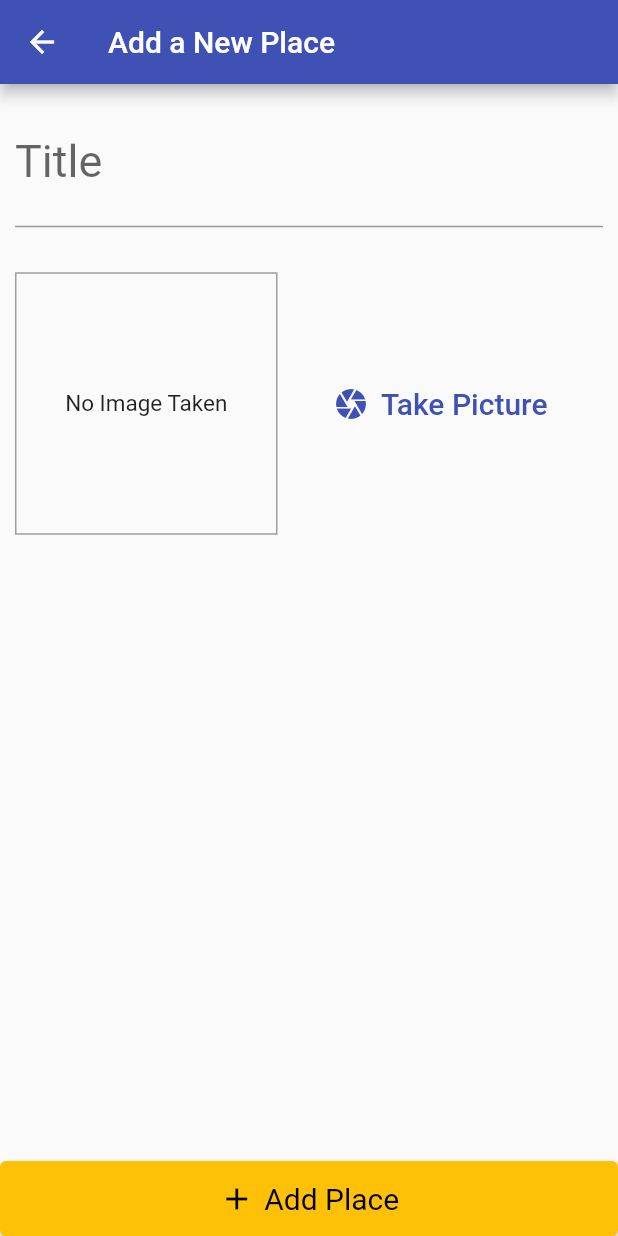
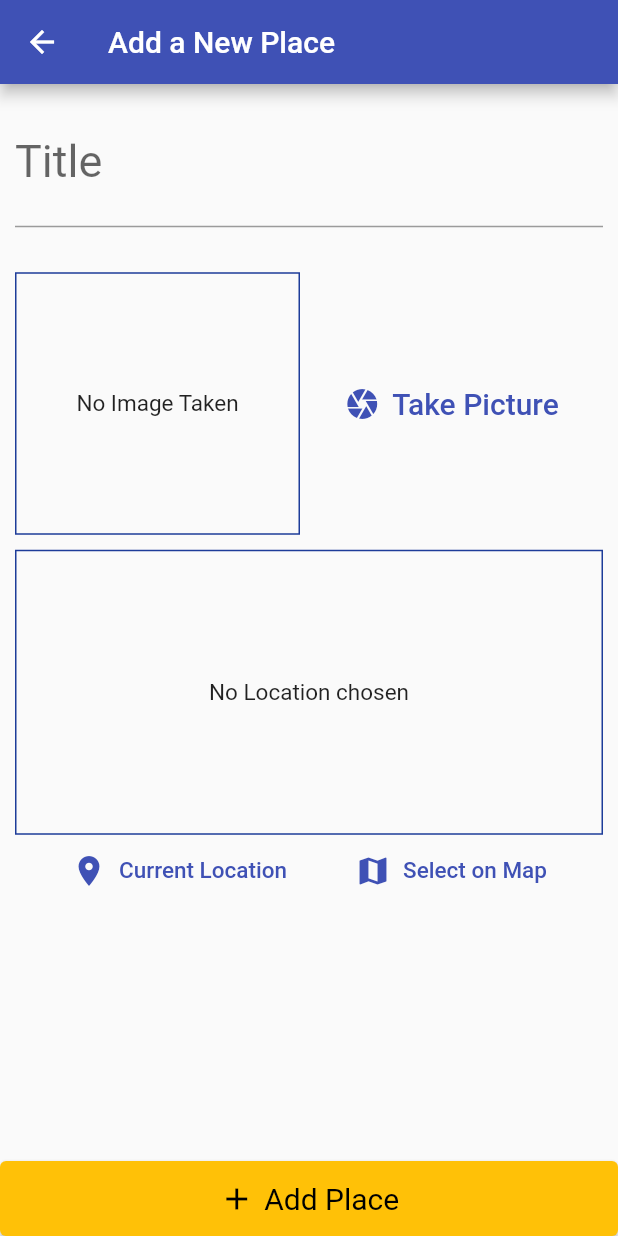
Before and after one commit to STORMPEGASUS/PLACE-APP, a Flutter app: the screen it shows after launch, after a tap on the "add" icon, on a phone screen of 412 x 824 dp. Run offline on Flutter 3.47's test engine with Material 2 defaults, Android fonts, the phone set to English and light mode, and no system bars; our stand-ins replace image_picker, location, sqflite; accounts and stored records are empty.

Commit message:
message box changed

```diff
--- /dev/null
+++ b/lib/HELPERS/db_helper.dart
@@ -0,0 +1,30 @@
+import 'package:sqflite/sqflite.dart' as sql;
+import 'package:path/path.dart' as path;
+import 'package:sqflite/sqflite.dart';
+
+class DBHelper {
+  static Future<Database> database() async {
+    final dbPath = await sql.getDatabasesPath();
+    return sql.openDatabase(path.join(dbPath, 'places.db'),
+        onCreate: (db, version) {
+      return db.execute(
+          'CREATE TABLE PLACES_DB (ID TEXT PRIMARY KEY,TITLE TEXT,IMAGE TEXT)');
+    }, version: 1);
+  }
+
+  //function to store the data into the database
+  static Future<void> insert(String table, Map<String, Object> data) async {
+    final db = await DBHelper.database();
+    db.insert(
+      table,
+      data,
+      conflictAlgorithm: ConflictAlgorithm.replace,
+    );
+  }
+
+  //function to fetch data from the database
+  static Future<List<Map<String,dynamic>>> getData(String table) async {
+    final db = await DBHelper.database();
+    return db.query(table);
+  }
+}
--- /dev/null
+++ b/lib/HELPERS/location_helper.dart
@@ -0,0 +1,8 @@
+const GOOGLE_API_KEY = 'AIzaSyB8hAnUvkLuzUnwN1zxHY5MAwfxzc8qDoY';
+
+class LocationHelper {
+  static String generatedLocationPreviewImage(
+      {double latitude, double longitude}) {
+    return 'https://maps.googleapis.com/maps/api/staticmap?center=$latitude,$longitude&zoom=13&size=600x300&maptype=roadmap&markers=color:red%7Clabel:C%7C$latitude,$longitude&key=$GOOGLE_API_KEY';
+  }
+}
--- a/lib/PROVIDER/great_paces.dart
+++ b/lib/PROVIDER/great_paces.dart
@@ -1,6 +1,7 @@
 import 'dart:io';
 import 'package:flutter/material.dart';
 import 'package:flutter/foundation.dart';
+import 'package:flutter_complete_guide/HELPERS/db_helper.dart';
 import 'package:flutter_complete_guide/MODELS/places.dart';
 
 class GreatPlaces with ChangeNotifier {
@@ -20,5 +21,22 @@ class GreatPlaces with ChangeNotifier {
 
     _items.add(newplace);
     notifyListeners();
+    DBHelper.insert('PLACES_DB', {
+      'ID': newplace.id,
+      'TITLE': newplace.title,
+      'IMAGE': newplace.image.path,
+    });
+  }
+
+  Future<void> fetchAndSetplaces() async {
+    final dataList = await DBHelper.getData('PLACES_DB');
+    _items = dataList
+        .map((item) => Place(
+            id: item['ID'],
+            title: item['TITLE'],
+            location: null,
+            image: File(item['IMAGE'])))
+        .toList();
+    notifyListeners();
   }
 }
--- a/lib/SCREENS/add_places.dart
+++ b/lib/SCREENS/add_places.dart
@@ -3,6 +3,7 @@ import 'dart:io';
 import 'package:flutter/material.dart';
 import 'package:flutter_complete_guide/PROVIDER/great_paces.dart';
 import 'package:flutter_complete_guide/WIDGET/add_image.dart';
+import 'package:flutter_complete_guide/WIDGET/location_input.dart';
 import 'package:provider/provider.dart';
 
 class AddPlaceScreen extends StatefulWidget {
@@ -34,7 +35,7 @@ class _AddPlaceScreenState extends State<AddPlaceScreen> {
                   ),
                 ),
                 content: Text(
-                  'Andha hai kya LAUDE thik se daal.',
+                  'Kindly fill the form correctly.',
                   style: TextStyle(fontWeight: FontWeight.bold),
                 ),
                 actions: <Widget>[
@@ -42,7 +43,7 @@ class _AddPlaceScreenState extends State<AddPlaceScreen> {
                       onPressed: () {
                         Navigator.pop(context);
                       },
-                      child: Text('Thik Chacha'))
+                      child: Text('Okay'))
                 ],
               ),
             );
@@ -50,7 +51,7 @@ class _AddPlaceScreenState extends State<AddPlaceScreen> {
       return;
     }
 
-    Provider.of<GreatPlaces >(context,listen: false)
+    Provider.of<GreatPlaces>(context, listen: false)
         .addPlace(_titlecontroller.text, _pickedImage);
     Navigator.of(context).pop();
   }
@@ -71,16 +72,13 @@ class _AddPlaceScreenState extends State<AddPlaceScreen> {
                 child: Column(
                   children: <Widget>[
                     TextField(
-                      decoration: InputDecoration(
-                        labelText: 'Title',
-                      ),
-                      style: TextStyle(fontSize: 30),
-                      controller: _titlecontroller,
-                    ),
-                    SizedBox(
-                      height: 30,
-                    ),
+                        decoration: InputDecoration(labelText: 'Title'),
+                        style: TextStyle(fontSize: 30),
+                        controller: _titlecontroller),
+                    SizedBox(height: 30),
                     ImageInput(_selectImage),
+                    SizedBox(height: 10),
+                    LocationInput(),
                   ],
                 ),
               ),
--- a/lib/SCREENS/places_list.dart
+++ b/lib/SCREENS/places_list.dart
@@ -19,7 +19,15 @@ class PlaceslistScreen extends StatelessWidget {
               icon: Icon(Icons.add)),
         ],
       ),
-      body: Consumer<GreatPlaces>(
+      body: FutureBuilder(
+        future: Provider.of<GreatPlaces>(context, listen: false)
+            .fetchAndSetplaces(),
+        builder: (context, snapshot) => snapshot.connectionState ==
+                ConnectionState.waiting
+            ? Center(
+                child: CircularProgressIndicator(),
+              )
+            : Consumer<GreatPlaces>(
                 child: Center(
                   child: const Text(
                     'Yeh jagah khali kyun hai bhai!',
@@ -32,10 +40,11 @@ class PlaceslistScreen extends StatelessWidget {
                         itemCount: GreatPlaces.items.length,
                         itemBuilder: (context, i) => ListTile(
                           leading: CircleAvatar(
-
-                      backgroundImage: FileImage(GreatPlaces.items[i].image)),
+                              backgroundImage:
+                                  FileImage(GreatPlaces.items[i].image)),
                           title: Text(GreatPlaces.items[i].title),
-                    onTap: (){},
+                          onTap: () {},
+                        ),
                       ),
               ),
       ),
--- a/lib/WIDGET/add_image.dart
+++ b/lib/WIDGET/add_image.dart
@@ -43,10 +43,10 @@ class _ImageInputState extends State<ImageInput> {
     return Row(
       children: <Widget>[
         Container(
-          width: 175,
+          width: 190,
           height: 175,
           decoration: BoxDecoration(
-            border: Border.all(width: 1, color: Colors.grey),
+            border: Border.all(width: 1, color: Color.fromARGB(255, 29, 60, 153)),
           ),
           child: _storedImage != null
               ? Image.file(
--- /dev/null
+++ b/lib/WIDGET/location_input.dart
@@ -0,0 +1,83 @@
+import 'package:flutter/material.dart';
+import 'package:flutter_complete_guide/HELPERS/location_helper.dart';
+import 'package:location/location.dart';
+
+class LocationInput extends StatefulWidget {
+  const LocationInput({Key key}) : super(key: key);
+
+  @override
+  State<LocationInput> createState() => _LocationInputState();
+}
+
+class _LocationInputState extends State<LocationInput> {
+  String _previewimageUrl;
+
+  Future<void> _getCurrentUserLocation() async {
+    final locData = await Location().getLocation();
+
+    final staticMapImageUrl = LocationHelper.generatedLocationPreviewImage(
+        latitude: locData.latitude, longitude: locData.longitude);
+    setState(() {
+      _previewimageUrl = staticMapImageUrl;
+    });
+  }
+
+  @override
+  Widget build(BuildContext context) {
+    return Column(
+      children: <Widget>[
+        Container(
+          decoration: BoxDecoration(
+            border:
+                Border.all(width: 1, color: Color.fromARGB(255, 29, 60, 153)),
+          ),
+          alignment: Alignment.center,
+          height: 190,
+          width: double.infinity,
+          child: _previewimageUrl == null
+              ? Text(
+                  'No Location chosen',
+                  textAlign: TextAlign.center,
+                  style: TextStyle(fontSize: 15),
+                )
+              : Image.network(
+                  _previewimageUrl,
+                  fit: BoxFit.cover,
+                  width: double.infinity,
+                ),
+        ),
+        Row(
+          mainAxisAlignment: MainAxisAlignment.spaceEvenly,
+          children: <Widget>[
+            TextButton.icon(
+              onPressed: _getCurrentUserLocation,
+              icon: Icon(Icons.location_on),
+              label: Text(
+                'Current Location',
+                style: TextStyle(
+                  fontSize: 15,
+                ),
+              ),
+              style: TextButton.styleFrom(
+                foregroundColor: Theme.of(context).primaryColor,
+              ),
+            ),
+            TextButton.icon(
+              onPressed: () {},
+              icon: Icon(Icons.map),
+              label: Text(
+                'Select on Map',
+                style: TextStyle(
+                  fontSize: 15,
+                ),
+              ),
+              style: TextButton.styleFrom(
+                foregroundColor: Theme.of(context).primaryColor,
+              ),
+            ),
+          ],
+        ),
+      ],
+    );
+  }
+}
--- a/pubspec.yaml
+++ b/pubspec.yaml
@@ -26,7 +26,10 @@ dependencies:
   provider: ^6.0.4
   path_provider: ^2.0.11
   image_picker: ^0.8.6
+  sqflite: ^2.2.0+2
   path: ^1.8.2
+  location: ^4.4.0
+  google_maps_flutter: ^2.2.1
   # The following adds the Cupertino Icons font to your application.
   # Use with the CupertinoIcons class for iOS style icons.
   cupertino_icons: ^1.0.2
```
Also changed, not shown: pubspec.lock, 3 other files. Lines whose indentation alone changed are shown as unchanged.
